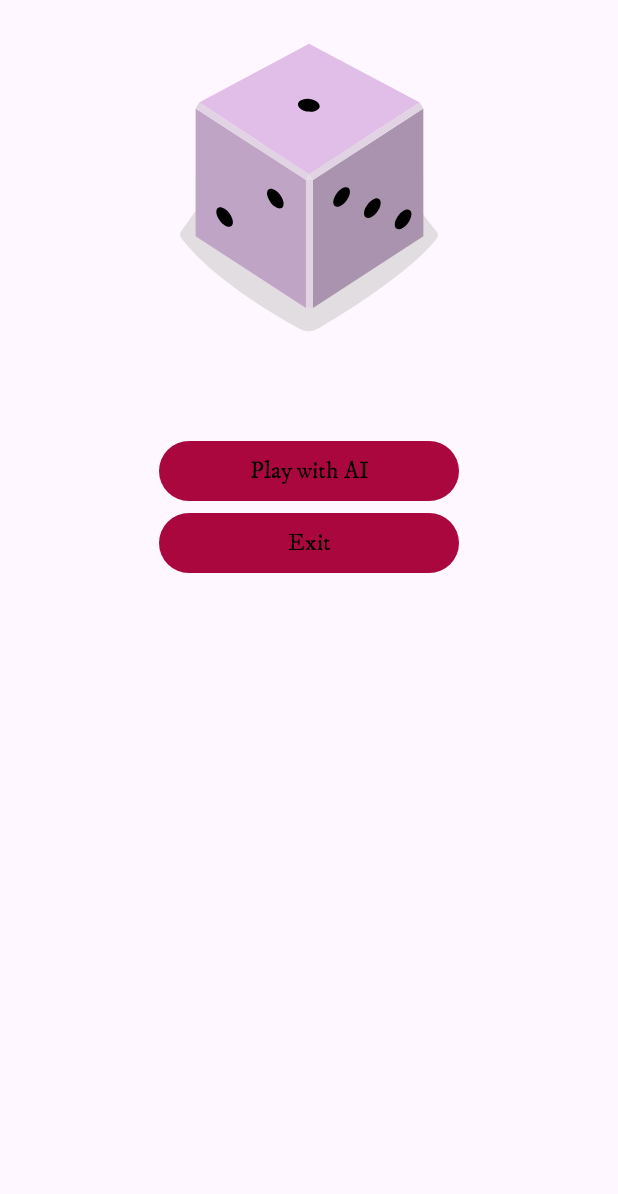
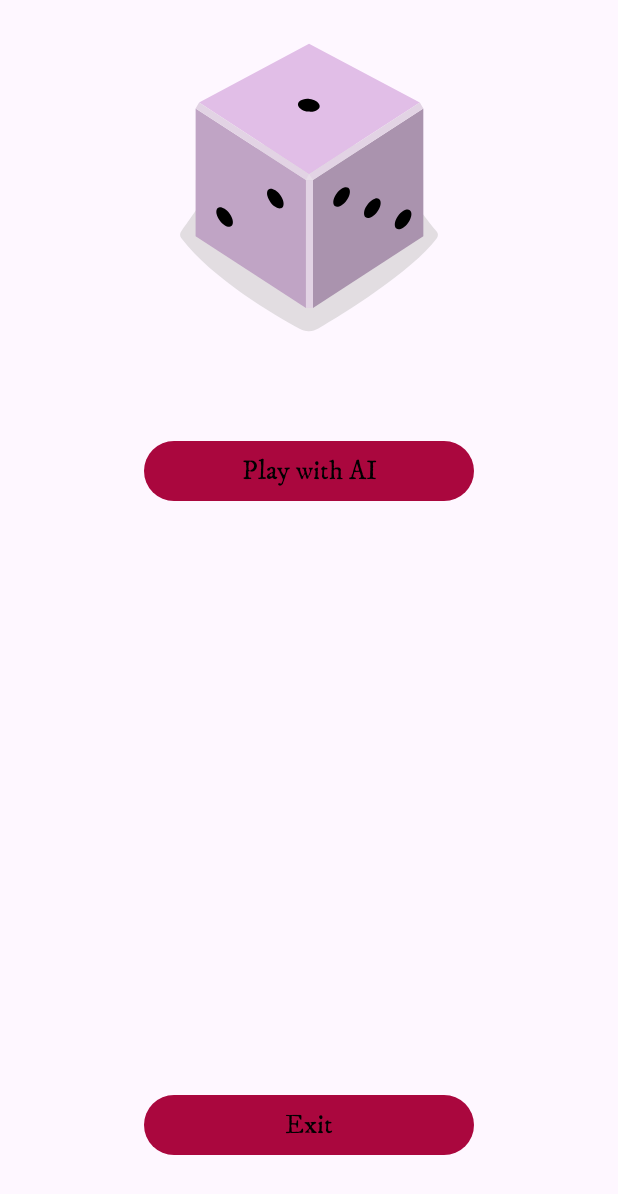
Before and after one commit to Kazoroo/DicesGame, an Android app built with Jetpack Compose: the screen it shows after launch (MainActivity), on a phone screen of 412 x 824 dp. Shown: the top 1194 px of the screen. Run offline under Robolectric (Android 15) with nearby library versions, the phone set to English and light mode, and no system bars.

Commit message:
Move Exit button in MainMenuScreen to the bottom, make buttons and their texts bigger.

```diff
--- a/app/src/main/java/pl/kazoroo/dices/presentation/mainmenu/DicesMainMenuScreen.kt
+++ b/app/src/main/java/pl/kazoroo/dices/presentation/mainmenu/DicesMainMenuScreen.kt
@@ -5,6 +5,7 @@ import androidx.compose.foundation.Image
 import androidx.compose.foundation.layout.Column
 import androidx.compose.foundation.layout.Spacer
 import androidx.compose.foundation.layout.height
+import androidx.compose.foundation.layout.padding
 import androidx.compose.foundation.layout.width
 import androidx.compose.material3.Button
 import androidx.compose.material3.Text
@@ -14,8 +15,6 @@ import androidx.compose.ui.Modifier
 import androidx.compose.ui.platform.LocalContext
 import androidx.compose.ui.res.painterResource
 import androidx.compose.ui.res.stringResource
-import androidx.compose.ui.semantics.contentDescription
-import androidx.compose.ui.semantics.semantics
 import androidx.compose.ui.unit.dp
 import androidx.compose.ui.unit.sp
 import androidx.navigation.NavController
@@ -30,36 +29,42 @@ fun MainMenuScreen(navController: NavController) {
         ButtonInfo(
             text = stringResource(R.string.play_with_ai),
             modifier = Modifier
-                .width(200.dp)
-                .semantics { contentDescription = "Play with AI button" }
+                .width(220.dp)
         ) {
             navController.navigate(Screen.GameScreen.withArgs())
-        },
-        ButtonInfo(
-            text = stringResource(R.string.exit),
-            modifier = Modifier
-                .width(200.dp)
-                .semantics { contentDescription = "Exit button" }
-        ) {
-            activity?.finish()
         }
     )
 
     Column(
-        horizontalAlignment = Alignment.CenterHorizontally,
-        modifier = Modifier.semantics { contentDescription = "Main menu screen" }
+        horizontalAlignment = Alignment.CenterHorizontally
     ) {
         Image(painter = painterResource(id = R.drawable.dice_1), contentDescription = "Dice")
         Spacer(modifier = Modifier.height(40.dp))
 
         buttons.forEach { buttonInfo ->
             Button(
-                onClick = buttonInfo.onClick, modifier = buttonInfo.modifier
+                onClick = buttonInfo.onClick,
+                modifier = buttonInfo.modifier
             ) {
                 Text(
-                    text = buttonInfo.text, fontSize = 16.sp
+                    text = buttonInfo.text, fontSize = 18.sp
                 )
             }
         }
+
+        Spacer(modifier = Modifier.weight(1f))
+
+        Button(
+            onClick = {
+                activity?.finish()
+            },
+            modifier = Modifier
+                .width(220.dp)
+                .padding(bottom = 50.dp)
+        ) {
+            Text(
+                text = stringResource(R.string.exit), fontSize = 18.sp
+            )
+        }
     }
 }
```
